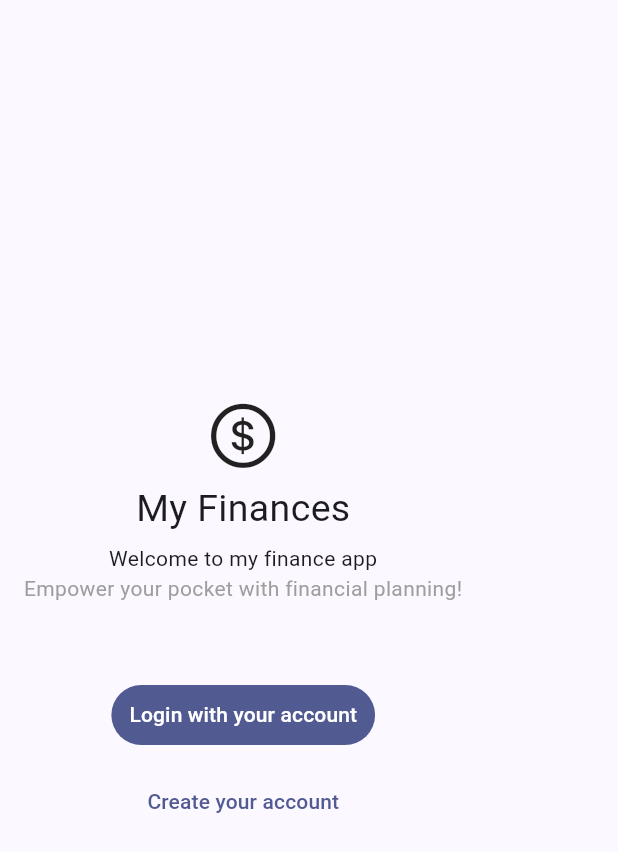
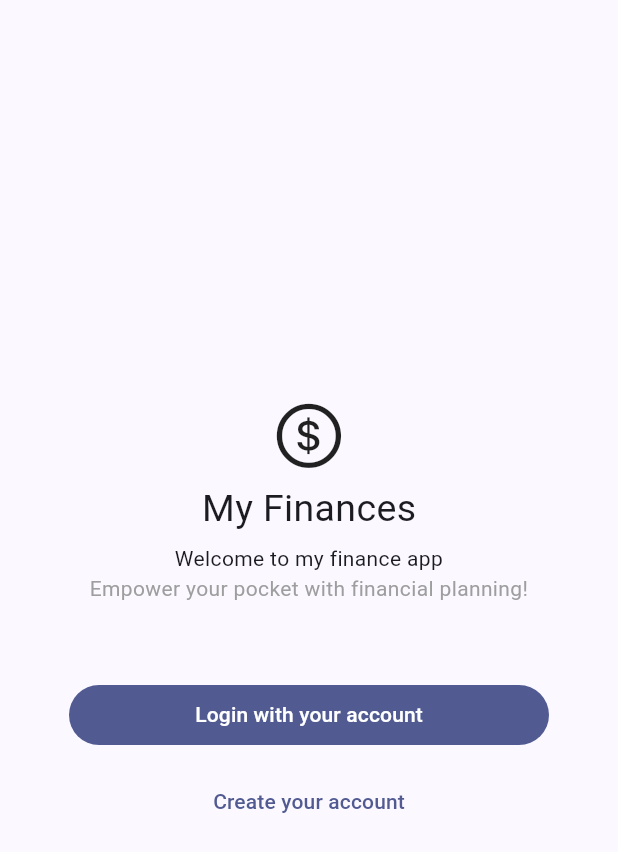
Before and after one commit to eduardoazvd17/my_finances, a Flutter app: the screen it shows after launch, on a phone screen of 412 x 824 dp. Shown: the top 852 px of the screen. Run offline on Flutter 3.47's test engine with Material 2 defaults, Android fonts, the phone set to English and light mode, and no system bars; our stand-ins replace get, localization.

Commit message:
Fixing welcome screen

```diff
--- a/lib/main.dart
+++ b/lib/main.dart
@@ -1,4 +1,5 @@
 import 'package:flutter/material.dart';
+import 'package:flutter/services.dart';
 import 'package:get/get.dart';
 import 'package:localization/localization.dart';
 import 'package:myfinances/src/core/presentation/controllers/i18n_controller.dart';
@@ -17,6 +18,7 @@ class MyApp extends GetWidget<I18nController> {
   Widget build(BuildContext context) {
     return Obx(
       () => GetMaterialApp(
+        debugShowCheckedModeBanner: false,
         title: 'app-name'.i18n(),
         locale: controller.selectedLocale,
         localizationsDelegates: controller.localizationsDelegates,
@@ -24,6 +26,9 @@ class MyApp extends GetWidget<I18nController> {
         localeResolutionCallback: controller.localeResolutionCallback,
         theme: ThemeData(
           colorScheme: ColorScheme.fromSeed(seedColor: Colors.indigo),
+          appBarTheme: const AppBarTheme(
+            systemOverlayStyle: SystemUiOverlayStyle.dark,
+          ),
           useMaterial3: true,
         ),
         home: const WelcomePage(),
--- a/lib/src/features/authentication/presentation/pages/welcome_page.dart
+++ b/lib/src/features/authentication/presentation/pages/welcome_page.dart
@@ -33,7 +33,12 @@ class WelcomePage extends StatelessWidget {
                   style: const TextStyle(color: Colors.grey),
                 ),
               ),
-              TextButton(
+              Padding(
+                padding: const EdgeInsets.symmetric(horizontal: 30),
+                child: Row(
+                  children: [
+                    Expanded(
+                      child: TextButton(
                         onPressed: () {},
                         style: ButtonStyle(
                           backgroundColor: MaterialStateProperty.all(
@@ -48,11 +53,21 @@ class WelcomePage extends StatelessWidget {
                         ),
                         child: Text('login-button-text'.i18n()),
                       ),
+                    ),
+                  ],
+                ),
+              ),
               Padding(
-                padding: const EdgeInsets.only(top: 10.0),
+                padding: const EdgeInsets.only(top: 10.0, right: 30, left: 30),
+                child: Row(
+                  children: [
+                    Expanded(
                       child: TextButton(
                         onPressed: () {},
                         child: Text('register-button-text'.i18n()),
+                      ),
+                    ),
+                  ],
                 ),
               ),
             ],
```
Lines whose indentation alone changed are shown as unchanged.
